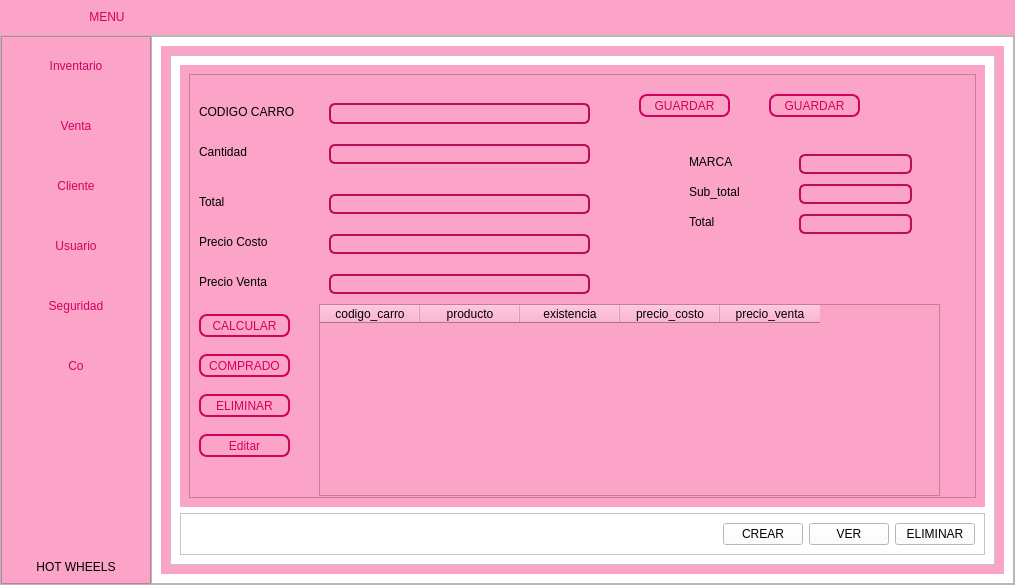
Qt form View/menu.ui (AnderNoleon/proyecto_carro) before a commit.
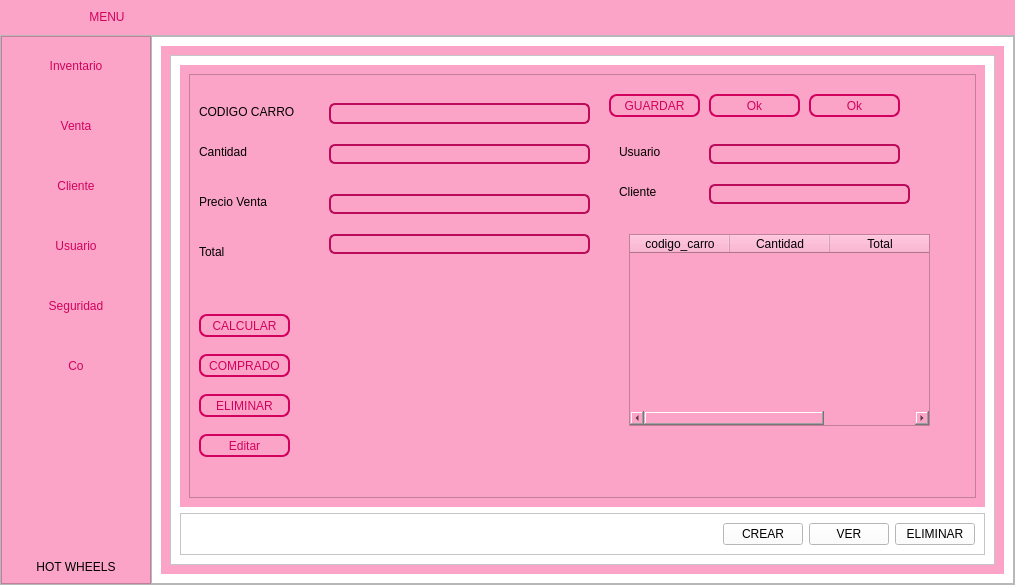
The same form after that commit. The open tabs and pages were chosen to show the change. Icons and pictures are not drawn.

Commit message: ventas, se completa venta, comienza con detalle

```diff
--- a/View/menu.ui
+++ b/View/menu.ui
@@ -657,7 +657,7 @@
                     <string notr="true">background-color: #fba4c7;</string>
                    </property>
                    <property name="currentIndex">
-                    <number>0</number>
+                    <number>1</number>
                    </property>
                    <widget class="QWidget" name="page_inve_v">
                     <layout class="QHBoxLayout" name="horizontalLayout_11">
@@ -1354,10 +1354,10 @@
                           <property name="frameShadow">
                            <enum>QFrame::Raised</enum>
                           </property>
-                          <widget class="QPushButton" name="btn_guardar_in_3">
+                          <widget class="QPushButton" name="btn_guardar_venta">
                            <property name="geometry">
                             <rect>
-                             <x>450</x>
+                             <x>420</x>
                              <y>20</y>
                              <width>91</width>
                              <height>23</height>
@@ -1384,7 +1384,7 @@
                             <string>GUARDAR</string>
                            </property>
                           </widget>
-                          <widget class="QLineEdit" name="txt_codigo_in_2">
+                          <widget class="QLineEdit" name="txt_codigo_venta">
                            <property name="geometry">
                             <rect>
                              <x>140</x>
@@ -1433,7 +1433,7 @@
                            <property name="geometry">
                             <rect>
                              <x>10</x>
-                             <y>120</y>
+                             <y>170</y>
                              <width>101</width>
                              <height>16</height>
                             </rect>
@@ -1442,33 +1442,7 @@
                             <string>Total</string>
                            </property>
                           </widget>
-                          <widget class="QLabel" name="label_16">
-                           <property name="geometry">
-                            <rect>
-                             <x>10</x>
-                             <y>160</y>
-                             <width>101</width>
-                             <height>16</height>
-                            </rect>
-                           </property>
-                           <property name="text">
-                            <string>Precio Costo</string>
-                           </property>
-                          </widget>
-                          <widget class="QLabel" name="label_22">
-                           <property name="geometry">
-                            <rect>
-                             <x>10</x>
-                             <y>200</y>
-                             <width>101</width>
-                             <height>16</height>
-                            </rect>
-                           </property>
-                           <property name="text">
-                            <string>Precio Venta</string>
-                           </property>
-                          </widget>
-                          <widget class="QLineEdit" name="txt_carro_in_2">
+                          <widget class="QLineEdit" name="txt_carro_venta">
                            <property name="geometry">
                             <rect>
                              <x>140</x>
@@ -1487,26 +1461,7 @@
 }</string>
                            </property>
                           </widget>
-                          <widget class="QLineEdit" name="txt_cantidad_in_2">
-                           <property name="geometry">
-                            <rect>
-                             <x>140</x>
-                             <y>120</y>
-                             <width>261</width>
-                             <height>20</height>
-                            </rect>
-                           </property>
-                           <property name="styleSheet">
-                            <string notr="true">QLineEdit{
-border: 2px solid #bc0b5b;
-border-radius: 6px;
-color: rgb(210, 1, 93);
-background-color:rgb(251, 164, 199);
-font: 75 10pt&quot;Times New Roman&quot;;
-}</string>
-                           </property>
-                          </widget>
-                          <widget class="QLineEdit" name="txt_pc_in_2">
+                          <widget class="QLineEdit" name="txt_total_Venta">
                            <property name="geometry">
                             <rect>
                              <x>140</x>
@@ -1525,44 +1480,25 @@
 }</string>
                            </property>
                           </widget>
-                          <widget class="QLineEdit" name="txt_pv_in_2">
-                           <property name="geometry">
-                            <rect>
-                             <x>140</x>
-                             <y>200</y>
-                             <width>261</width>
-                             <height>20</height>
-                            </rect>
-                           </property>
-                           <property name="styleSheet">
-                            <string notr="true">QLineEdit{
-border: 2px solid #bc0b5b;
-border-radius: 6px;
-color: rgb(210, 1, 93);
-background-color:rgb(251, 164, 199);
-font: 75 10pt&quot;Times New Roman&quot;;
-}</string>
-                           </property>
-                          </widget>
                           <widget class="QLabel" name="label_23">
                            <property name="geometry">
                             <rect>
-                             <x>500</x>
-                             <y>80</y>
+                             <x>430</x>
+                             <y>110</y>
                              <width>101</width>
                              <height>16</height>
                             </rect>
                            </property>
                            <property name="text">
-                            <string>MARCA</string>
+                            <string>Cliente</string>
                            </property>
                           </widget>
-                          <widget class="QLineEdit" name="txt_marca_pro_2">
+                          <widget class="QLineEdit" name="txt_cliente_venta">
                            <property name="geometry">
                             <rect>
-                             <x>610</x>
-                             <y>80</y>
-                             <width>113</width>
+                             <x>520</x>
+                             <y>110</y>
+                             <width>201</width>
                              <height>20</height>
                             </rect>
                            </property>
@@ -1579,22 +1515,22 @@
                           <widget class="QLabel" name="label_24">
                            <property name="geometry">
                             <rect>
-                             <x>500</x>
-                             <y>110</y>
+                             <x>430</x>
+                             <y>70</y>
                              <width>101</width>
                              <height>16</height>
                             </rect>
                            </property>
                            <property name="text">
-                            <string>Sub_total</string>
+                            <string>Usuario</string>
                            </property>
                           </widget>
-                          <widget class="QLineEdit" name="txt_total_pro_2">
+                          <widget class="QLineEdit" name="txt_precio_venta_v">
                            <property name="geometry">
                             <rect>
-                             <x>610</x>
-                             <y>110</y>
-                             <width>113</width>
+                             <x>140</x>
+                             <y>120</y>
+                             <width>261</width>
                              <height>20</height>
                             </rect>
                            </property>
@@ -1608,7 +1544,7 @@
 }</string>
                            </property>
                           </widget>
-                          <widget class="QPushButton" name="btn_calcular_pro_2">
+                          <widget class="QPushButton" name="btn_calcular_venta">
                            <property name="geometry">
                             <rect>
                              <x>10</x>
@@ -1638,12 +1574,12 @@
                             <string>CALCULAR</string>
                            </property>
                           </widget>
-                          <widget class="QTableWidget" name="tabla_pre_venta_2">
+                          <widget class="QTableWidget" name="tabla_venta">
                            <property name="geometry">
                             <rect>
-                             <x>130</x>
-                             <y>230</y>
-                             <width>621</width>
+                             <x>440</x>
+                             <y>160</y>
+                             <width>301</width>
                              <height>192</height>
                             </rect>
                            </property>
@@ -1654,26 +1590,16 @@
                            </column>
                            <column>
                             <property name="text">
-                             <string>producto</string>
+                             <string>Cantidad</string>
                             </property>
                            </column>
                            <column>
                             <property name="text">
-                             <string>existencia</string>
-                            </property>
-                           </column>
-                           <column>
-                            <property name="text">
-                             <string>precio_costo</string>
-                            </property>
-                           </column>
-                           <column>
-                            <property name="text">
-                             <string>precio_venta</string>
+                             <string>Total</string>
                             </property>
                            </column>
                           </widget>
-                          <widget class="QPushButton" name="btn_finalizar_in_2">
+                          <widget class="QPushButton" name="btn_finalizar_venta">
                            <property name="geometry">
                             <rect>
                              <x>10</x>
@@ -1703,7 +1629,7 @@
                             <string>COMPRADO</string>
                            </property>
                           </widget>
-                          <widget class="QPushButton" name="btn_eliminar_in_2">
+                          <widget class="QPushButton" name="btn_eliminar_venta_2">
                            <property name="geometry">
                             <rect>
                              <x>10</x>
@@ -1733,7 +1659,7 @@
                             <string>ELIMINAR</string>
                            </property>
                           </widget>
-                          <widget class="QPushButton" name="btn_editar_in_2">
+                          <widget class="QPushButton" name="btn_editar_venta">
                            <property name="geometry">
                             <rect>
                              <x>10</x>
@@ -1766,22 +1692,22 @@
                           <widget class="QLabel" name="label_25">
                            <property name="geometry">
                             <rect>
-                             <x>500</x>
-                             <y>140</y>
+                             <x>10</x>
+                             <y>120</y>
                              <width>101</width>
                              <height>16</height>
                             </rect>
                            </property>
                            <property name="text">
-                            <string>Total</string>
+                            <string>Precio Venta</string>
                            </property>
                           </widget>
-                          <widget class="QLineEdit" name="txt_total_tabla_2">
+                          <widget class="QLineEdit" name="txt_usuario_venta">
                            <property name="geometry">
                             <rect>
-                             <x>610</x>
-                             <y>140</y>
-                             <width>113</width>
+                             <x>520</x>
+                             <y>70</y>
+                             <width>191</width>
                              <height>20</height>
                             </rect>
                            </property>
@@ -1795,10 +1721,10 @@
 }</string>
                            </property>
                           </widget>
-                          <widget class="QPushButton" name="btn_guardar_in_4">
+                          <widget class="QPushButton" name="btn_guardar_venta_2">
                            <property name="geometry">
                             <rect>
-                             <x>580</x>
+                             <x>520</x>
                              <y>20</y>
                              <width>91</width>
                              <height>23</height>
@@ -1822,7 +1748,37 @@
 </string>
                            </property>
                            <property name="text">
-                            <string>GUARDAR</string>
+                            <string>Ok</string>
+                           </property>
+                          </widget>
+                          <widget class="QPushButton" name="btn_guardar_venta_3">
+                           <property name="geometry">
+                            <rect>
+                             <x>620</x>
+                             <y>20</y>
+                             <width>91</width>
+                             <height>23</height>
+                            </rect>
+                           </property>
+                           <property name="styleSheet">
+                            <string notr="true">QPushButton{
+border: 2px solid #d2015d;
+border-radius: 8px;
+
+background-color: #fba4c7;
+font: 87 9pt &quot;Arial Black&quot;;
+color: #d2015d;
+}
+QPushButton:hover{
+background-color: white;
+font: 87 10pt &quot;Arial Black&quot;;
+}
+
+
+</string>
+                           </property>
+                           <property name="text">
+                            <string>Ok</string>
                            </property>
                           </widget>
                          </widget>
@@ -2527,7 +2483,7 @@
                     <string notr="true">background-color: rgb(251, 164, 199);</string>
                    </property>
                    <property name="currentIndex">
-                    <number>0</number>
+                    <number>1</number>
                    </property>
                    <widget class="QWidget" name="page_editar_usuario">
                     <layout class="QVBoxLayout" name="verticalLayout_11">
```
The commit also changes 2 other files.
